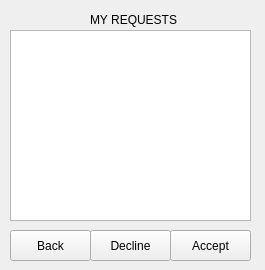
Old version of the form friend_requests.ui in the repository allenh1/timefuse-client.
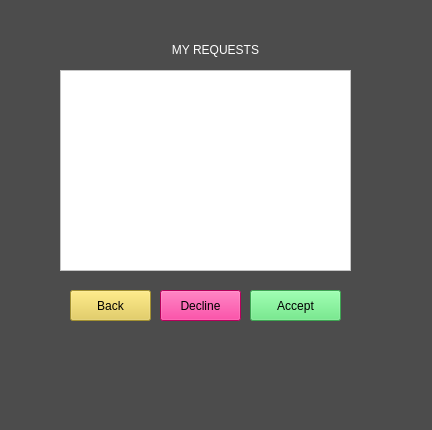
New version of the form.

Commit message:
added colors to the ui of account settings
Made our UI great again.

What changed in the file:
```diff
--- a/friend_requests.ui
+++ b/friend_requests.ui
@@ -6,35 +6,50 @@
    <rect>
     <x>0</x>
     <y>0</y>
-    <width>265</width>
-    <height>270</height>
+    <width>432</width>
+    <height>430</height>
    </rect>
   </property>
   <property name="windowTitle">
    <string>Friend Requests</string>
   </property>
+  <property name="styleSheet">
+   <string notr="true">background-color: rgb(76, 76, 76);
+font: 12pt &quot;Courier&quot;;</string>
+  </property>
   <widget class="QLabel" name="title">
    <property name="geometry">
     <rect>
-     <x>90</x>
-     <y>10</y>
-     <width>91</width>
+     <x>0</x>
+     <y>40</y>
+     <width>431</width>
      <height>20</height>
     </rect>
    </property>
+   <property name="styleSheet">
+    <string notr="true">color: rgb(255, 255, 255);
+font: 17pt &quot;Courier&quot;;</string>
+   </property>
    <property name="text">
     <string>MY REQUESTS</string>
    </property>
+   <property name="alignment">
+    <set>Qt::AlignCenter</set>
+   </property>
   </widget>
   <widget class="QPushButton" name="back_button">
    <property name="geometry">
     <rect>
-     <x>10</x>
-     <y>230</y>
+     <x>70</x>
+     <y>290</y>
      <width>81</width>
      <height>31</height>
     </rect>
    </property>
+   <property name="styleSheet">
+    <string notr="true">font: 13pt &quot;Courier&quot;;
+background-color: rgb(227, 201, 69);</string>
+   </property>
    <property name="text">
     <string>Back</string>
    </property>
@@ -42,12 +57,16 @@
   <widget class="QPushButton" name="decline">
    <property name="geometry">
     <rect>
-     <x>90</x>
-     <y>230</y>
+     <x>160</x>
+     <y>290</y>
      <width>81</width>
      <height>31</height>
     </rect>
    </property>
+   <property name="styleSheet">
+    <string notr="true">font: 13pt &quot;Courier&quot;;
+background-color: rgb(255, 0, 128);</string>
+   </property>
    <property name="text">
     <string>Decline</string>
    </property>
@@ -55,12 +74,16 @@
   <widget class="QPushButton" name="accept">
    <property name="geometry">
     <rect>
-     <x>170</x>
-     <y>230</y>
-     <width>81</width>
+     <x>250</x>
+     <y>290</y>
+     <width>91</width>
      <height>31</height>
     </rect>
    </property>
+   <property name="styleSheet">
+    <string notr="true">font: 13pt &quot;Courier&quot;;
+background-color: rgb(86, 231, 115);</string>
+   </property>
    <property name="text">
     <string>Accept</string>
    </property>
@@ -68,12 +91,15 @@
   <widget class="QListWidget" name="list_friends">
    <property name="geometry">
     <rect>
-     <x>10</x>
-     <y>30</y>
-     <width>241</width>
-     <height>191</height>
+     <x>60</x>
+     <y>70</y>
+     <width>291</width>
+     <height>201</height>
     </rect>
    </property>
+   <property name="styleSheet">
+    <string notr="true">background-color: rgb(255, 255, 255);</string>
+   </property>
   </widget>
  </widget>
  <layoutdefault spacing="6" margin="11"/>
```
The commit also changes 13 other files.
